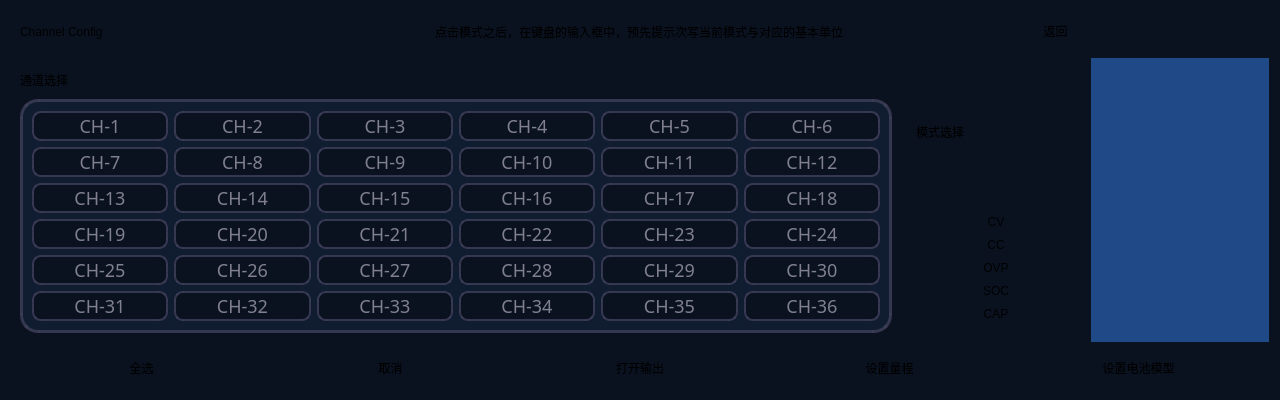
Above: widgets/interaction/channelsetting.ui from housir-debug/Leacesy_M3506 before the change. Below: the same form after it.
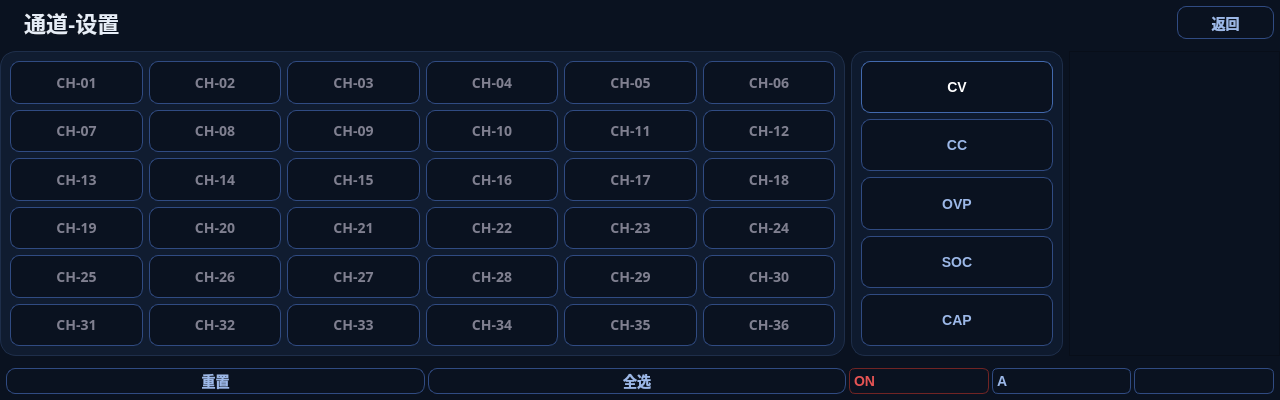
That is the form after the change.

Commit message: fix:新设计架构基础框架修改修改基本完成

```diff
--- a/widgets/interaction/channelsetting.ui
+++ b/widgets/interaction/channelsetting.ui
@@ -40,64 +40,209 @@
    <string>Form</string>
   </property>
   <property name="styleSheet">
-   <string notr="true">*{
-	font-family: &quot;WenQuanYi Micro Hei&quot;;
-	background-color: #0A1220;
-	border: none;
+   <string notr="true">* {
+    font-family: &quot;WenQuanYi Micro Hei&quot;;
+    background-color: #0A1220;
 }
 
-#chselectframe
-{
-	background-color: #101C30;
-	border-radius: 18px;
-	border: 3px solid rgba(63, 63, 90, 0.81);
+QPushButton {
+    background: qlineargradient(x1:0, y1:0, x2:0, y2:1,
+                stop:0 #1A2D50, stop:1 #142442);
+    border: 1px solid #304b82;
+    border-radius: 9px;
+    color: #9CB8E8;
+    font-size: 14px;
+    font-weight: bold;
+}
+QPushButton:hover {
+    background: qlineargradient(x1:0, y1:0, x2:0, y2:1,
+                stop:0 #243c69, stop:1 #1c325b);
+    border-color: #4269ad;
+    color: #E6EDF7;
+}
+QPushButton:pressed {
+    background: #195c3c;
+    border-color: #37b677;
+    color: #ffffff;
+}
+QPushButton:disabled {
+    background: #111928;
+    border: 1px solid #202b40;
+    color: #445470;
+}
+
+#frame_5, #frame_6 {
+    background: qlineargradient(x1:0, y1:0, x2:0, y2:1,
+                stop:0 #172847, stop:1 #0E1B33);
+ 	border-radius: 12px;
+    border: none;
+}
+#page_label {
+    color: #E6EDF7;
+    font-size: 22px;
+    font-weight: bold;
+    background: transparent;
+    border: none;
+    padding-left: 12px;
+}
+
+#chselectframe {
+    background-color: #101C30;
+    border: 1px solid #1E2E4A; 
+    border-radius: 16px;
 }
 #chselectframe QPushButton {
-	border: 2px solid rgba(63, 63, 90, 0.81);
-	border-radius: 9px;
     color: #808090;
-    font-size: 18px;
-}
-#chselectframe QPushButton:pressed {
-    background-color: #0D1525;
-    border: 2px solid rgba(100, 100, 130, 1.0);
-    color: #FFFFFF;
 }
 #chselectframe QPushButton:checked {
-    background-color: #243356;
-    border: 2px solid rgba(100, 100, 130, 0.9);
-    color: #E0E0E0;
+    background: qlineargradient(x1:0, y1:0, x2:0, y2:1,
+                stop:0 #2A4A7A, stop:1 #1E3A62);
+    border: 1px solid #4269ad;
+    color: #FFFFFF;
+}
+#chselectframe QPushButton:checked:hover {
+    background: qlineargradient(x1:0, y1:0, x2:0, y2:1,
+                stop:0 #33588C, stop:1 #254674);
+    border-color: #5A82C8;
+}
+
+#frame_3 {
+    background-color: #0E1A2E;
+    border: 1px solid #1E2E4A;
+    border-radius: 14px;
+}
+#frame_3 QPushButton:checked {
+    background: qlineargradient(x1:0, y1:0, x2:0, y2:1,
+                stop:0 #2A4A7A, stop:1 #1E3A62);
+    border-color: #4269ad;
+    color: #FFFFFF;
+}
+
+QComboBox {
+    background: qlineargradient(x1:0, y1:0, x2:0, y2:1,
+                stop:0 #1A2D50, stop:1 #142442);
+    border: 1px solid #304b82;
+    border-radius: 6px;
+    color: #9CB8E8;
+    font-size: 14px;
+    font-weight: bold;
+}
+QComboBox:hover {
+    background: qlineargradient(x1:0, y1:0, x2:0, y2:1,
+                stop:0 #243c69, stop:1 #1c325b);
+    border-color: #4269ad;
+    color: #E6EDF7;
+}
+QComboBox:disabled {
+    background: #111928;
+    border: 1px solid #202b40;
+    color: #445470;
+}
+QComboBox::drop-down {
+    background: transparent;
+}
+
+QComboBox QAbstractItemView {
+    background-color: #142442;
+    border: 1px solid #304b82;
+    border-radius: 8px;
+    color: #9CB8E8;
+    font-size: 14px;
+    font-weight: bold;
+    padding: 4px;
+    outline: none;
+    selection-background-color: #2A4A7A;
+    selection-color: #FFFFFF;
+}
+QComboBox QAbstractItemView::item {
+    min-height: 26px;
+    padding: 2px 8px;
+    border-radius: 6px;
+    background: transparent;
+    color: #9CB8E8;
+}
+QComboBox QAbstractItemView::item:hover {
+    background-color: #243c69;
+    color: #E6EDF7;
+}
+QComboBox QAbstractItemView::item:selected {
+    background-color: #2A4A7A;
+    color: #FFFFFF;
 }</string>
   </property>
   <property name="locale">
    <locale language="Chinese" country="China"/>
   </property>
-  <layout class="QGridLayout" name="gridLayout_3" rowstretch="1,7,1" columnstretch="5,1,1">
+  <layout class="QGridLayout" name="gridLayout_2" rowstretch="1,8,1" columnstretch="4,1,1">
+   <property name="leftMargin">
+    <number>0</number>
+   </property>
+   <property name="topMargin">
+    <number>0</number>
+   </property>
+   <property name="rightMargin">
+    <number>0</number>
+   </property>
+   <property name="bottomMargin">
+    <number>0</number>
+   </property>
    <item row="0" column="0" colspan="3">
     <widget class="QFrame" name="frame_5">
      <property name="frameShape">
-      <enum>QFrame::StyledPanel</enum>
+      <enum>QFrame::NoFrame</enum>
      </property>
      <property name="frameShadow">
       <enum>QFrame::Raised</enum>
      </property>
-     <layout class="QHBoxLayout" name="horizontalLayout">
-      <item>
-       <widget class="QLabel" name="label">
-        <property name="text">
-         <string>Channel Config</string>
-        </property>
-       </widget>
-      </item>
+     <property name="lineWidth">
+      <number>0</number>
+     </property>
+     <layout class="QHBoxLayout" name="horizontalLayout" stretch="12,1">
+      <property name="leftMargin">
+       <number>6</number>
+      </property>
+      <property name="topMargin">
+       <number>6</number>
+      </property>
+      <property name="rightMargin">
+       <number>6</number>
+      </property>
+      <property name="bottomMargin">
+       <number>6</number>
+      </property>
       <item>
-       <widget class="QLabel" name="label_4">
+       <widget class="QLabel" name="page_label">
+        <property name="cursor">
+         <cursorShape>BlankCursor</cursorShape>
+        </property>
+        <property name="contextMenuPolicy">
+         <enum>Qt::NoContextMenu</enum>
+        </property>
+        <property name="lineWidth">
+         <number>0</number>
+        </property>
         <property name="text">
-         <string>点击模式之后，在键盘的输入框中，预先提示次写当前模式与对应的基本单位</string>
+         <string>通道-设置</string>
         </property>
        </widget>
       </item>
       <item>
-       <widget class="QPushButton" name="pushButton_4">
+       <widget class="QPushButton" name="back_pushButton">
+        <property name="sizePolicy">
+         <sizepolicy hsizetype="Preferred" vsizetype="Preferred">
+          <horstretch>0</horstretch>
+          <verstretch>0</verstretch>
+         </sizepolicy>
+        </property>
+        <property name="cursor">
+         <cursorShape>BlankCursor</cursorShape>
+        </property>
+        <property name="focusPolicy">
+         <enum>Qt::NoFocus</enum>
+        </property>
+        <property name="contextMenuPolicy">
+         <enum>Qt::NoContextMenu</enum>
+        </property>
         <property name="text">
          <string>返回</string>
         </property>
@@ -107,15 +252,6 @@
     </widget>
    </item>
    <item row="1" column="0">
-    <widget class="QFrame" name="frame">
-     <property name="frameShape">
-      <enum>QFrame::StyledPanel</enum>
-     </property>
-     <property name="frameShadow">
-      <enum>QFrame::Raised</enum>
-     </property>
-     <layout class="QGridLayout" name="gridLayout_2" columnstretch="5,0">
-      <item row="1" column="0" colspan="2">
        <widget class="QFrame" name="chselectframe">
         <property name="cursor">
          <cursorShape>BlankCursor</cursorShape>
@@ -166,6 +302,8 @@
             <font>
              <family>WenQuanYi Micro Hei</family>
              <pointsize>-1</pointsize>
+          <weight>75</weight>
+          <bold>true</bold>
             </font>
            </property>
            <property name="cursor">
@@ -178,7 +316,7 @@
             <enum>Qt::NoContextMenu</enum>
            </property>
            <property name="text">
-            <string>CH-1</string>
+         <string>CH-01</string>
            </property>
            <property name="checkable">
             <bool>true</bool>
@@ -203,6 +341,8 @@
             <font>
              <family>WenQuanYi Micro Hei</family>
              <pointsize>-1</pointsize>
+          <weight>75</weight>
+          <bold>true</bold>
             </font>
            </property>
            <property name="cursor">
@@ -215,7 +355,7 @@
             <enum>Qt::NoContextMenu</enum>
            </property>
            <property name="text">
-            <string>CH-2</string>
+         <string>CH-02</string>
            </property>
            <property name="checkable">
             <bool>true</bool>
@@ -240,6 +380,8 @@
             <font>
              <family>WenQuanYi Micro Hei</family>
              <pointsize>-1</pointsize>
+          <weight>75</weight>
+          <bold>true</bold>
             </font>
            </property>
            <property name="cursor">
@@ -252,7 +394,7 @@
             <enum>Qt::NoContextMenu</enum>
            </property>
            <property name="text">
-            <string>CH-3</string>
+         <string>CH-03</string>
            </property>
            <property name="checkable">
             <bool>true</bool>
@@ -277,6 +419,8 @@
             <font>
              <family>WenQuanYi Micro Hei</family>
              <pointsize>-1</pointsize>
+          <weight>75</weight>
+          <bold>true</bold>
             </font>
            </property>
            <property name="cursor">
@@ -289,7 +433,7 @@
             <enum>Qt::NoContextMenu</enum>
            </property>
            <property name="text">
-            <string>CH-4</string>
+         <string>CH-04</string>
            </property>
            <property name="checkable">
             <bool>true</bool>
@@ -314,6 +458,8 @@
             <font>
              <family>WenQuanYi Micro Hei</family>
              <pointsize>-1</pointsize>
+          <weight>75</weight>
+          <bold>true</bold>
             </font>
            </property>
            <property name="cursor">
@@ -326,7 +472,7 @@
             <enum>Qt::NoContextMenu</enum>
            </property>
            <property name="text">
-            <string>CH-5</string>
+         <string>CH-05</string>
            </property>
            <property name="checkable">
             <bool>true</bool>
@@ -351,6 +497,8 @@
             <font>
              <family>WenQuanYi Micro Hei</family>
              <pointsize>-1</pointsize>
+          <weight>75</weight>
+          <bold>true</bold>
             </font>
            </property>
            <property name="cursor">
@@ -363,7 +511,7 @@
             <enum>Qt::NoContextMenu</enum>
            </property>
            <property name="text">
-            <string>CH-6</string>
+         <string>CH-06</string>
            </property>
            <property name="checkable">
             <bool>true</bool>
@@ -388,6 +536,8 @@
             <font>
              <family>WenQuanYi Micro Hei</family>
              <pointsize>-1</pointsize>
+          <weight>75</weight>
+          <bold>true</bold>
             </font>
            </property>
            <property name="cursor">
@@ -400,7 +550,7 @@
             <enum>Qt::NoContextMenu</enum>
            </property>
            <property name="text">
-            <string>CH-7</string>
+         <string>CH-07</string>
            </property>
            <property name="checkable">
             <bool>true</bool>
@@ -425,6 +575,8 @@
             <font>
              <family>WenQuanYi Micro Hei</family>
              <pointsize>-1</pointsize>
+          <weight>75</weight>
+          <bold>true</bold>
             </font>
            </property>
            <property name="cursor">
@@ -437,7 +589,7 @@
             <enum>Qt::NoContextMenu</enum>
            </property>
            <property name="text">
-            <string>CH-8</string>
+         <string>CH-08</string>
            </property>
            <property name="checkable">
             <bool>true</bool>
@@ -462,6 +614,8 @@
             <font>
              <family>WenQuanYi Micro Hei</family>
              <pointsize>-1</pointsize>
+          <weight>75</weight>
+          <bold>true</bold>
             </font>
            </property>
            <property name="cursor">
@@ -474,7 +628,7 @@
             <enum>Qt::NoContextMenu</enum>
            </property>
            <property name="text">
-            <string>CH-9</string>
+         <string>CH-09</string>
            </property>
            <property name="checkable">
             <bool>true</bool>
@@ -499,6 +653,8 @@
             <font>
              <family>WenQuanYi Micro Hei</family>
              <pointsize>-1</pointsize>
+          <weight>75</weight>
+          <bold>true</bold>
             </font>
            </property>
            <property name="cursor">
@@ -536,6 +692,8 @@
             <font>
              <family>WenQuanYi Micro Hei</family>
              <pointsize>-1</pointsize>
+          <weight>75</weight>
+          <bold>true</bold>
             </font>
            </property>
            <property name="cursor">
@@ -570,6 +728,8 @@
             <font>
              <family>WenQuanYi Micro Hei</family>
              <pointsize>-1</pointsize>
+          <weight>75</weight>
+          <bold>true</bold>
             </font>
            </property>
            <property name="cursor">
@@ -604,6 +764,8 @@
             <font>
              <family>WenQuanYi Micro Hei</family>
              <pointsize>-1</pointsize>
+          <weight>75</weight>
+          <bold>true</bold>
             </font>
            </property>
            <property name="cursor">
@@ -638,6 +800,8 @@
             <font>
              <family>WenQuanYi Micro Hei</family>
              <pointsize>-1</pointsize>
+          <weight>75</weight>
+          <bold>true</bold>
             </font>
            </property>
            <property name="cursor">
@@ -672,6 +836,8 @@
             <font>
              <family>WenQuanYi Micro Hei</family>
              <pointsize>-1</pointsize>
+          <weight>75</weight>
+          <bold>true</bold>
             </font>
            </property>
            <property name="cursor">
@@ -706,6 +872,8 @@
             <font>
              <family>WenQuanYi Micro Hei</family>
              <pointsize>-1</pointsize>
+          <weight>75</weight>
+          <bold>true</bold>
             </font>
            </property>
            <property name="cursor">
@@ -723,6 +891,9 @@
            <property name="checkable">
             <bool>true</bool>
            </property>
+        <property name="checked">
+         <bool>false</bool>
+        </property>
           </widget>
          </item>
          <item row="2" column="4">
@@ -740,6 +911,8 @@
             <font>
              <family>WenQuanYi Micro Hei</family>
              <pointsize>-1</pointsize>
+          <weight>75</weight>
+          <bold>true</bold>
             </font>
            </property>
            <property name="cursor">
@@ -774,6 +947,8 @@
             <font>
              <family>WenQuanYi Micro Hei</family>
              <pointsize>-1</pointsize>
+          <weight>75</weight>
+          <bold>true</bold>
             </font>
            </property>
            <property name="cursor">
@@ -808,6 +983,8 @@
             <font>
              <family>WenQuanYi Micro Hei</family>
              <pointsize>-1</pointsize>
+          <weight>75</weight>
+          <bold>true</bold>
             </font>
            </property>
            <property name="cursor">
@@ -842,6 +1019,8 @@
             <font>
              <family>WenQuanYi Micro Hei</family>
              <pointsize>-1</pointsize>
+          <weight>75</weight>
+          <bold>true</bold>
             </font>
            </property>
            <property name="cursor">
@@ -876,6 +1055,8 @@
             <font>
              <family>WenQuanYi Micro Hei</family>
              <pointsize>-1</pointsize>
+          <weight>75</weight>
+          <bold>true</bold>
             </font>
            </property>
            <property name="cursor">
@@ -893,6 +1074,9 @@
            <property name="checkable">
             <bool>true</bool>
            </property>
+        <property name="checked">
+         <bool>false</bool>
+        </property>
           </widget>
          </item>
          <item row="3" column="3">
@@ -910,6 +1094,8 @@
             <font>
              <family>WenQuanYi Micro Hei</family>
              <pointsize>-1</pointsize>
+          <weight>75</weight>
+          <bold>true</bold>
             </font>
            </property>
            <property name="cursor">
@@ -944,6 +1130,8 @@
             <font>
              <family>WenQuanYi Micro Hei</family>
              <pointsize>-1</pointsize>
+          <weight>75</weight>
+          <bold>true</bold>
             </font>
            </property>
            <property name="cursor">
@@ -978,6 +1166,8 @@
             <font>
              <family>WenQuanYi Micro Hei</family>
              <pointsize>-1</pointsize>
+          <weight>75</weight>
+          <bold>true</bold>
             </font>
            </property>
            <property name="cursor">
@@ -1012,6 +1202,8 @@
             <font>
              <family>WenQuanYi Micro Hei</family>
              <pointsize>-1</pointsize>
+          <weight>75</weight>
+          <bold>true</bold>
             </font>
            </property>
            <property name="cursor">
@@ -1046,6 +1238,8 @@
             <font>
              <family>WenQuanYi Micro Hei</family>
              <pointsize>-1</pointsize>
+          <weight>75</weight>
+          <bold>true</bold>
             </font>
            </property>
            <property name="cursor">
@@ -1080,6 +1274,8 @@
             <font>
              <family>WenQuanYi Micro Hei</family>
              <pointsize>-1</pointsize>
+          <weight>75</weight>
+          <bold>true</bold>
             </font>
            </property>
            <property name="cursor">
@@ -1114,6 +1310,8 @@
             <font>
              <family>WenQuanYi Micro Hei</family>
              <pointsize>-1</pointsize>
+          <weight>75</weight>
+          <bold>true</bold>
             </font>
            </property>
            <property name="cursor">
@@ -1131,6 +1329,9 @@
            <property name="checkable">
             <bool>true</bool>
            </property>
+        <property name="checked">
+         <bool>false</bool>
+        </property>
           </widget>
          </item>
          <item row="4" column="4">
@@ -1148,6 +1349,8 @@
             <font>
              <family>WenQuanYi Micro Hei</family>
              <pointsize>-1</pointsize>
+          <weight>75</weight>
+          <bold>true</bold>
             </font>
            </property>
            <property name="cursor">
@@ -1182,6 +1385,8 @@
             <font>
              <family>WenQuanYi Micro Hei</family>
              <pointsize>-1</pointsize>
+          <weight>75</weight>
+          <bold>true</bold>
             </font>
            </property>
            <property name="cursor">
@@ -1216,6 +1421,8 @@
             <font>
              <family>WenQuanYi Micro Hei</family>
              <pointsize>-1</pointsize>
+          <weight>75</weight>
+          <bold>true</bold>
             </font>
            </property>
            <property name="cursor">
@@ -1250,6 +1457,8 @@
             <font>
              <family>WenQuanYi Micro Hei</family>
              <pointsize>-1</pointsize>
+          <weight>75</weight>
+          <bold>true</bold>
             </font>
            </property>
            <property name="cursor">
@@ -1284,6 +1493,8 @@
             <font>
              <family>WenQuanYi Micro Hei</family>
              <pointsize>-1</pointsize>
+          <weight>75</weight>
+          <bold>true</bold>
             </font>
            </property>
            <property name="cursor">
@@ -1318,6 +1529,8 @@
             <font>
              <family>WenQuanYi Micro Hei</family>
              <pointsize>-1</pointsize>
+          <weight>75</weight>
+          <bold>true</bold>
             </font>
            </property>
            <property name="cursor">
@@ -1352,6 +1565,8 @@
             <font>
              <family>WenQuanYi Micro Hei</family>
              <pointsize>-1</pointsize>
+          <weight>75</weight>
+          <bold>true</bold>
             </font>
            </property>
            <property name="cursor">
@@ -1386,6 +1601,8 @@
             <font>
              <family>WenQuanYi Micro Hei</family>
              <pointsize>-1</pointsize>
+          <weight>75</weight>
+          <bold>true</bold>
             </font>
            </property>
            <property name="cursor">
@@ -1403,15 +1620,8 @@
            <property name="checkable">
             <bool>true</bool>
            </property>
-          </widget>
-         </item>
-        </layout>
-       </widget>
-      </item>
-      <item row="0" column="0">
-       <widget class="QLabel" name="label_2">
-        <property name="text">
-         <string>通道选择</string>
+        <property name="checked">
+         <bool>false</bool>
         </property>
        </widget>
       </item>
@@ -1419,75 +1629,179 @@
     </widget>
    </item>
    <item row="1" column="1">
-    <widget class="QFrame" name="frame_4">
-     <property name="frameShape">
-      <enum>QFrame::StyledPanel</enum>
-     </property>
-     <property name="frameShadow">
-      <enum>QFrame::Raised</enum>
-     </property>
-     <layout class="QVBoxLayout" name="verticalLayout">
-      <item>
-       <widget class="QLabel" name="label_3">
-        <property name="text">
-         <string>模式选择</string>
-        </property>
-       </widget>
-      </item>
-      <item>
        <widget class="QFrame" name="frame_3">
         <property name="frameShape">
-         <enum>QFrame::StyledPanel</enum>
+      <enum>QFrame::NoFrame</enum>
         </property>
         <property name="frameShadow">
-         <enum>QFrame::Raised</enum>
+      <enum>QFrame::Plain</enum>
+     </property>
+     <property name="lineWidth">
+      <number>0</number>
         </property>
         <layout class="QVBoxLayout" name="verticalLayout_2">
          <item>
-          <widget class="QPushButton" name="pushButton_7">
+       <widget class="QPushButton" name="cv_pushButton">
+        <property name="sizePolicy">
+         <sizepolicy hsizetype="Preferred" vsizetype="Preferred">
+          <horstretch>0</horstretch>
+          <verstretch>0</verstretch>
+         </sizepolicy>
+        </property>
+        <property name="cursor">
+         <cursorShape>BlankCursor</cursorShape>
+        </property>
+        <property name="focusPolicy">
+         <enum>Qt::NoFocus</enum>
+        </property>
+        <property name="contextMenuPolicy">
+         <enum>Qt::NoContextMenu</enum>
+        </property>
            <property name="text">
             <string>CV</string>
            </property>
+        <property name="checkable">
+         <bool>true</bool>
+        </property>
+        <property name="checked">
+         <bool>true</bool>
+        </property>
+        <attribute name="buttonGroup">
+         <string notr="true">buttonGroup</string>
+        </attribute>
           </widget>
          </item>
          <item>
-          <widget class="QPushButton" name="pushButton_8">
+       <widget class="QPushButton" name="cc_pushButton">
+        <property name="sizePolicy">
+         <sizepolicy hsizetype="Preferred" vsizetype="Preferred">
+          <horstretch>0</horstretch>
+          <verstretch>0</verstretch>
+         </sizepolicy>
+        </property>
+        <property name="cursor">
+         <cursorShape>BlankCursor</cursorShape>
+        </property>
+        <property name="focusPolicy">
+         <enum>Qt::NoFocus</enum>
+        </property>
+        <property name="contextMenuPolicy">
+         <enum>Qt::NoContextMenu</enum>
+        </property>
            <property name="text">
             <string>CC</string>
            </property>
+        <property name="checkable">
+         <bool>true</bool>
+        </property>
+        <property name="checked">
+         <bool>false</bool>
+        </property>
+        <attribute name="buttonGroup">
+         <string notr="true">buttonGroup</string>
+        </attribute>
           </widget>
          </item>
          <item>
-          <widget class="QPushButton" name="pushButton_9">
+       <widget class="QPushButton" name="ovp_pushButton">
+        <property name="sizePolicy">
+         <sizepolicy hsizetype="Preferred" vsizetype="Preferred">
+          <horstretch>0</horstretch>
+          <verstretch>0</verstretch>
+         </sizepolicy>
+        </property>
+        <property name="cursor">
+         <cursorShape>BlankCursor</cursorShape>
+        </property>
+        <property name="focusPolicy">
+         <enum>Qt::NoFocus</enum>
+        </property>
+        <property name="contextMenuPolicy">
+         <enum>Qt::NoContextMenu</enum>
+        </property>
            <property name="text">
             <string>OVP</string>
            </property>
+        <property name="checkable">
+         <bool>true</bool>
+        </property>
+        <property name="checked">
+         <bool>false</bool>
+        </property>
+        <attribute name="buttonGroup">
+         <string notr="true">buttonGroup</string>
+        </attribute>
           </widget>
          </item>
          <item>
-          <widget class="QPushButton" name="pushButton_10">
+       <widget class="QPushButton" name="soc_pushButton">
+        <property name="sizePolicy">
+         <sizepolicy hsizetype="Preferred" vsizetype="Preferred">
+          <horstretch>0</horstretch>
+          <verstretch>0</verstretch>
+         </sizepolicy>
+        </property>
+        <property name="cursor">
+         <cursorShape>BlankCursor</cursorShape>
+        </property>
+        <property name="focusPolicy">
+         <enum>Qt::NoFocus</enum>
+        </property>
+        <property name="contextMenuPolicy">
+         <enum>Qt::NoContextMenu</enum>
+        </property>
            <property name="text">
             <string>SOC</string>
            </property>
+        <property name="checkable">
+         <bool>true</bool>
+        </property>
+        <property name="checked">
+         <bool>false</bool>
+        </property>
+        <attribute name="buttonGroup">
+         <string notr="true">buttonGroup</string>
+        </attribute>
           </widget>
          </item>
          <item>
-          <widget class="QPushButton" name="pushButton_11">
+       <widget class="QPushButton" name="cap_pushButton">
+        <property name="sizePolicy">
+         <sizepolicy hsizetype="Preferred" vsizetype="Preferred">
+          <horstretch>0</horstretch>
+          <verstretch>0</verstretch>
+         </sizepolicy>
+        </property>
+        <property name="cursor">
+         <cursorShape>BlankCursor</cursorShape>
+        </property>
+        <property name="focusPolicy">
+         <enum>Qt::NoFocus</enum>
+        </property>
+        <property name="contextMenuPolicy">
+         <enum>Qt::NoContextMenu</enum>
+        </property>
            <property name="text">
             <string>CAP</string>
            </property>
-          </widget>
-         </item>
-        </layout>
+        <property name="checkable">
+         <bool>true</bool>
+        </property>
+        <property name="checked">
+         <bool>false</bool>
+        </property>
+        <attribute name="buttonGroup">
+         <string notr="true">buttonGroup</string>
+        </attribute>
        </widget>
       </item>
      </layout>
     </widget>
    </item>
    <item row="1" column="2">
-    <widget class="QFrame" name="frame_2">
+    <widget class="QFrame" name="keyframe">
      <property name="styleSheet">
-      <string notr="true">background-color: rgb(32, 74, 135);</string>
+      <string notr="true"/>
      </property>
      <property name="frameShape">
       <enum>QFrame::StyledPanel</enum>
@@ -1495,49 +1809,204 @@
      <property name="frameShadow">
       <enum>QFrame::Raised</enum>
      </property>
+     <property name="lineWidth">
+      <number>1</number>
+     </property>
     </widget>
    </item>
    <item row="2" column="0" colspan="3">
     <widget class="QFrame" name="frame_6">
      <property name="frameShape">
-      <enum>QFrame::StyledPanel</enum>
+      <enum>QFrame::NoFrame</enum>
      </property>
      <property name="frameShadow">
-      <enum>QFrame::Raised</enum>
+      <enum>QFrame::Plain</enum>
      </property>
-     <layout class="QHBoxLayout" name="horizontalLayout_2">
+     <property name="lineWidth">
+      <number>0</number>
+     </property>
+     <layout class="QHBoxLayout" name="horizontalLayout_2" stretch="3,3,1,1,1">
+      <property name="spacing">
+       <number>3</number>
+      </property>
+      <property name="leftMargin">
+       <number>6</number>
+      </property>
+      <property name="topMargin">
+       <number>6</number>
+      </property>
+      <property name="rightMargin">
+       <number>6</number>
+      </property>
+      <property name="bottomMargin">
+       <number>6</number>
+      </property>
       <item>
-       <widget class="QPushButton" name="pushButton_5">
+       <widget class="QPushButton" name="allFO_pushButton">
+        <property name="sizePolicy">
+         <sizepolicy hsizetype="Preferred" vsizetype="Preferred">
+          <horstretch>0</horstretch>
+          <verstretch>0</verstretch>
+         </sizepolicy>
+        </property>
+        <property name="cursor">
+         <cursorShape>BlankCursor</cursorShape>
+        </property>
+        <property name="focusPolicy">
+         <enum>Qt::NoFocus</enum>
+        </property>
+        <property name="contextMenuPolicy">
+         <enum>Qt::NoContextMenu</enum>
+        </property>
+        <property name="text">
+         <string>重置</string>
+        </property>
+       </widget>
+      </item>
+      <item>
+       <widget class="QPushButton" name="allNO_pushButton">
+        <property name="sizePolicy">
+         <sizepolicy hsizetype="Preferred" vsizetype="Preferred">
+          <horstretch>0</horstretch>
+          <verstretch>0</verstretch>
+         </sizepolicy>
+        </property>
+        <property name="cursor">
+         <cursorShape>BlankCursor</cursorShape>
+        </property>
+        <property name="focusPolicy">
+         <enum>Qt::NoFocus</enum>
+        </property>
+        <property name="contextMenuPolicy">
+         <enum>Qt::NoContextMenu</enum>
+        </property>
         <property name="text">
          <string>全选</string>
         </property>
        </widget>
       </item>
       <item>
-       <widget class="QPushButton" name="pushButton_6">
+       <widget class="QComboBox" name="onoff_comboBox">
+        <property name="sizePolicy">
+         <sizepolicy hsizetype="Preferred" vsizetype="Preferred">
+          <horstretch>0</horstretch>
+          <verstretch>0</verstretch>
+         </sizepolicy>
+        </property>
+        <property name="cursor">
+         <cursorShape>BlankCursor</cursorShape>
+        </property>
+        <property name="focusPolicy">
+         <enum>Qt::NoFocus</enum>
+        </property>
+        <property name="contextMenuPolicy">
+         <enum>Qt::NoContextMenu</enum>
+        </property>
+        <property name="styleSheet">
+         <string notr="true">#onoff_comboBox{
+    color: #e65454;
+    border-color: #702424;
+}
+#onoff_comboBox[Outputed=true]{
+    color: #34b979;
+    border-color: #1f5c40;
+}</string>
+        </property>
+        <property name="currentText">
+         <string>ON</string>
+        </property>
+        <property name="currentIndex">
+         <number>0</number>
+        </property>
+        <property name="maxVisibleItems">
+         <number>6</number>
+        </property>
+        <property name="maxCount">
+         <number>9</number>
+        </property>
+        <property name="Outputed" stdset="0">
+         <bool>true</bool>
+        </property>
+        <item>
         <property name="text">
-         <string>取消</string>
-        </property>
-       </widget>
+          <string>ON</string>
+         </property>
       </item>
       <item>
-       <widget class="QPushButton" name="pushButton">
         <property name="text">
-         <string>打开输出</string>
-        </property>
+          <string>OFF</string>
+         </property>
+        </item>
        </widget>
       </item>
       <item>
-       <widget class="QPushButton" name="pushButton_2">
+       <widget class="QComboBox" name="unit_comboBox">
+        <property name="sizePolicy">
+         <sizepolicy hsizetype="Preferred" vsizetype="Preferred">
+          <horstretch>0</horstretch>
+          <verstretch>0</verstretch>
+         </sizepolicy>
+        </property>
+        <property name="cursor">
+         <cursorShape>BlankCursor</cursorShape>
+        </property>
+        <property name="focusPolicy">
+         <enum>Qt::NoFocus</enum>
+        </property>
+        <property name="contextMenuPolicy">
+         <enum>Qt::NoContextMenu</enum>
+        </property>
+        <property name="currentText">
+         <string>A</string>
+        </property>
+        <property name="maxVisibleItems">
+         <number>6</number>
+        </property>
+        <property name="maxCount">
+         <number>9</number>
+        </property>
+        <property name="modelColumn">
+         <number>0</number>
+        </property>
+        <item>
         <property name="text">
-         <string>设置量程</string>
-        </property>
-       </widget>
+          <string>A</string>
+         </property>
       </item>
       <item>
-       <widget class="QPushButton" name="pushButton_3">
         <property name="text">
-         <string>设置电池模型</string>
+          <string>mA</string>
+         </property>
+        </item>
+        <item>
+         <property name="text">
+          <string>AUTO</string>
+         </property>
+        </item>
+       </widget>
+      </item>
+      <item>
+       <widget class="QComboBox" name="model_comboBox">
+        <property name="sizePolicy">
+         <sizepolicy hsizetype="Preferred" vsizetype="Preferred">
+          <horstretch>0</horstretch>
+          <verstretch>0</verstretch>
+         </sizepolicy>
+        </property>
+        <property name="cursor">
+         <cursorShape>BlankCursor</cursorShape>
+        </property>
+        <property name="focusPolicy">
+         <enum>Qt::NoFocus</enum>
+        </property>
+        <property name="contextMenuPolicy">
+         <enum>Qt::NoContextMenu</enum>
+        </property>
+        <property name="maxVisibleItems">
+         <number>6</number>
+        </property>
+        <property name="maxCount">
+         <number>9</number>
         </property>
        </widget>
       </item>
```
Left out of the diff: 21 changed lines with no effect on the pictures. Lines whose indentation alone changed are shown as unchanged. The commit also changes 17 other files.
